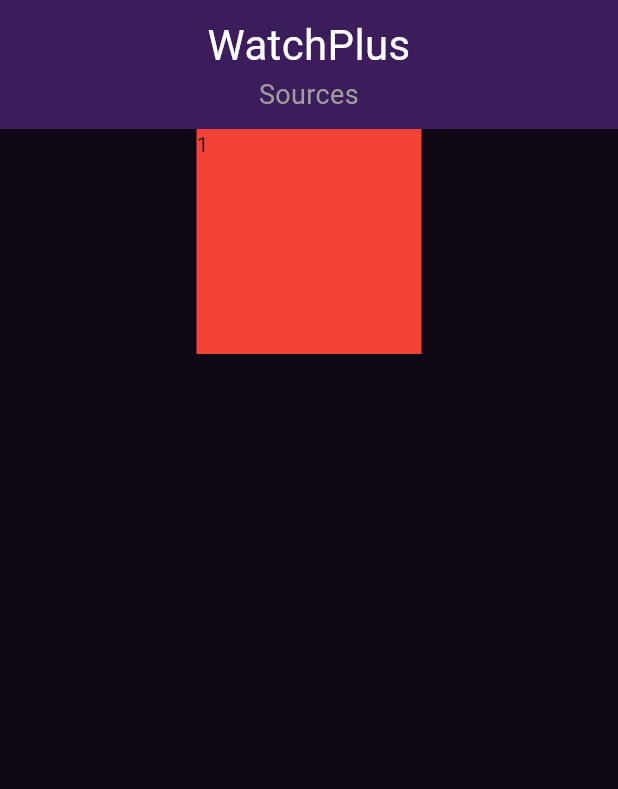
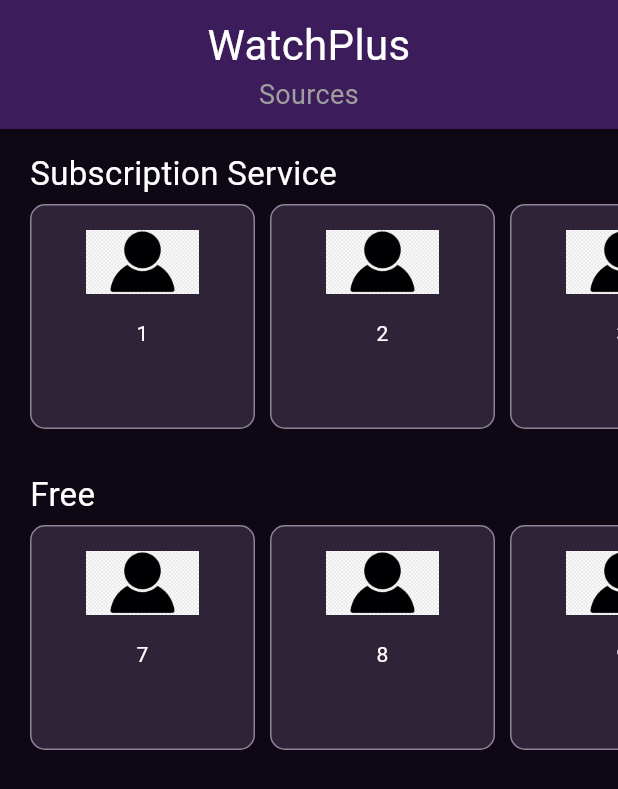
Before and after one commit to daniel-dias/watchplus, a Flutter app: the screen it shows after launch, on a phone screen of 412 x 824 dp. Shown: the top 789 px of the screen. Run offline on Flutter 3.47's test engine with Material 3 defaults, Android fonts, the phone set to English and light mode, and no system bars; our stand-ins replace chopper; generated files the repository leaves out were written again.

Commit message:
source list feature started

```diff
--- a/lib/features/source/source_widget.dart
+++ b/lib/features/source/source_widget.dart
@@ -3,22 +3,35 @@ import 'package:flutter/material.dart';
 class Source extends StatelessWidget {
   const Source({
     super.key,
-    this.source,
-    this.sourceUrl,
+    required this.text,
+    required this.sourceUrl,
   });
 
-  final String? source;
-  final String? sourceUrl;
-
-  // SourceWidget({this.source, this.sourceUrl});
+  final String text;
+  final String sourceUrl;
 
   @override
   Widget build(BuildContext context) {
     return Container(
-      color: Colors.red,
       width: 150,
       height: 150,
-      child: const Text('1'),
+      decoration: BoxDecoration(
+        color: const Color.fromARGB(255, 47, 35, 56),
+        border: Border.all(
+          color: const Color.fromARGB(255, 143, 130, 153),
+        ),
+        borderRadius: BorderRadius.circular(10),
+      ),
+      child: Column(
+        children: [
+          Image.asset(
+            'assets/placeholder.png',
+            width: 75,
+            height: 75,
+          ),
+          Text(text, style: const TextStyle(color: Colors.white)),
+        ],
+      ),
     );
 
     // return Container(
--- /dev/null
+++ b/lib/features/source_list/source_list_widget.dart
@@ -0,0 +1,46 @@
+import 'package:flutter/material.dart';
+import '../source/source_widget.dart';
+
+class SourceList extends StatelessWidget {
+  const SourceList({
+    super.key,
+    required this.title,
+    required this.sources,
+  });
+
+  // final String? source;
+  // final String? sourceUrl;
+  final String title;
+  final List<Source> sources;
+
+  @override
+  Widget build(BuildContext context) {
+    return Padding(
+      padding: const EdgeInsets.symmetric(vertical: 14),
+      child: Column(
+        spacing: 5,
+        crossAxisAlignment: CrossAxisAlignment.start,
+        children: [
+          Padding(
+            padding: const EdgeInsets.only(left: 20),
+            child: Text(
+              title,
+              style: const TextStyle(
+                fontSize: 22,
+                color: Colors.white,
+              ),
+            ),
+          ),
+          SingleChildScrollView(
+            padding: const EdgeInsets.only(left: 20),
+            scrollDirection: Axis.horizontal,
+            child: Row(
+              spacing: 10,
+              children: sources,
+            ),
+          ),
+        ],
+      ),
+    );
+  }
+}
--- a/lib/main.dart
+++ b/lib/main.dart
@@ -1,6 +1,7 @@
 import 'package:flutter/material.dart';
 import 'package:watchplus/app_config.dart';
 import 'package:watchplus/features/source/source_widget.dart';
+import 'package:watchplus/features/source_list/source_list_widget.dart';
 
 final config = AppConfig(
   watchmodeBaseUrl: Uri.parse('https://api.watchmode.com/v1'),
@@ -17,6 +18,7 @@ class MainApp extends StatelessWidget {
   @override
   Widget build(BuildContext context) {
     return MaterialApp(
+      debugShowCheckedModeBanner: false,
       home: Scaffold(
         backgroundColor: const Color.fromARGB(255, 14, 7, 20),
         body: SizedBox(
@@ -41,9 +43,27 @@ class MainApp extends StatelessWidget {
                   ],
                 ),
               ),
-              Container(
-                color: const Color.fromARGB(255, 13, 4, 22),
-                child: const Source(),
+              const SourceList(
+                title: 'Subscription Service',
+                sources: [
+                  Source(text: '1', sourceUrl: 'assets/placeholder.png'),
+                  Source(text: '2', sourceUrl: 'assets/placeholder.png'),
+                  Source(text: '3', sourceUrl: 'assets/placeholder.png'),
+                  Source(text: '4', sourceUrl: 'assets/placeholder.png'),
+                  Source(text: '5', sourceUrl: 'assets/placeholder.png'),
+                  Source(text: '6', sourceUrl: 'assets/placeholder.png'),
+                ],
+              ),
+              const SourceList(
+                title: 'Free',
+                sources: [
+                  Source(text: '7', sourceUrl: 'assets/placeholder.png'),
+                  Source(text: '8', sourceUrl: 'assets/placeholder.png'),
+                  Source(text: '9', sourceUrl: 'assets/placeholder.png'),
+                  Source(text: '10', sourceUrl: 'assets/placeholder.png'),
+                  Source(text: '11', sourceUrl: 'assets/placeholder.png'),
+                  Source(text: '12', sourceUrl: 'assets/placeholder.png'),
+                ],
               ),
             ],
           ),
--- a/pubspec.yaml
+++ b/pubspec.yaml
@@ -32,3 +32,5 @@ dev_dependencies:
 
 flutter:
   uses-material-design: true
+  assets:
+  - assets/
```
Also changed, not shown: assets/placeholder.png (added).
